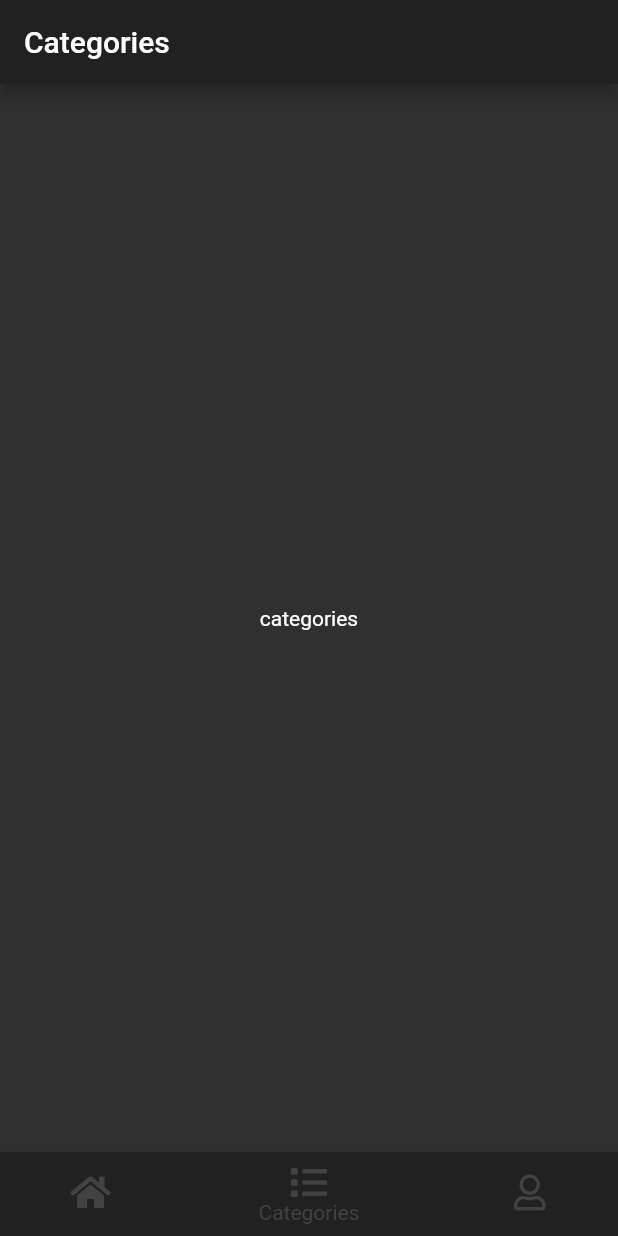
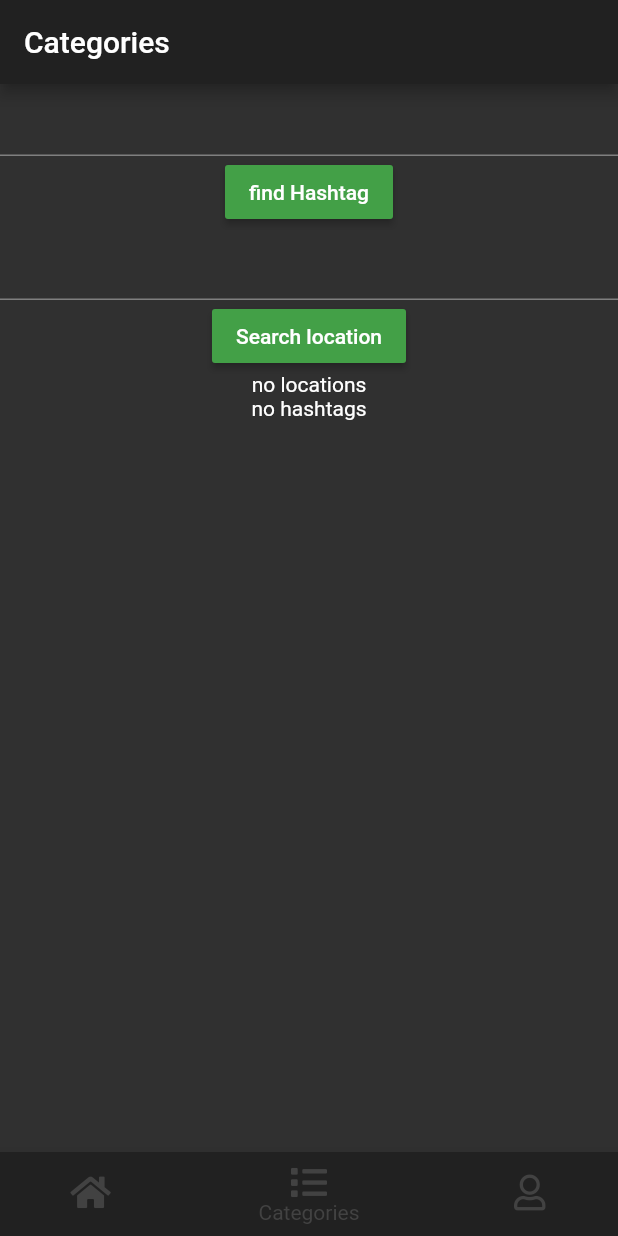
Before and after one commit to josefwilhelm/flutter_showcase, a Flutter app: the screen it shows after launch, item 2 of the bottom bar chosen, on a phone screen of 412 x 824 dp. Run offline on Flutter 3.47's test engine with Material 2 defaults, Android fonts, the phone set to English and light mode, and no system bars; our stand-ins replace font_awesome_flutter, image_picker; missing offline and left inert: firebase_ml_vision; accounts and stored records are empty.

Commit message:
add files from old project

```diff
--- /dev/null
+++ b/lib/models/Insta.dart
@@ -0,0 +1,82 @@
+// To parse this JSON data, do
+//
+//     final insta = instaFromJson(jsonString);
+
+import 'dart:convert';
+
+Insta instaFromJson(String str) {
+  final jsonData = json.decode(str);
+  return Insta.fromJson(jsonData);
+}
+
+String instaToJson(Insta data) {
+  final dyn = data.toJson();
+  return json.encode(dyn);
+}
+
+class Insta {
+  List<HashtagElement> hashtags;
+
+  Insta({
+    this.hashtags,
+  });
+
+  factory Insta.fromJson(Map<String, dynamic> json) => new Insta(
+        hashtags: new List<HashtagElement>.from(
+            json["hashtags"].map((x) => HashtagElement.fromJson(x))),
+      );
+
+  Map<String, dynamic> toJson() => {
+        "hashtags": new List<dynamic>.from(hashtags.map((x) => x.toJson())),
+      };
+}
+
+class HashtagElement {
+  int position;
+  HashtagHashtag hashtag;
+
+  HashtagElement({
+    this.position,
+    this.hashtag,
+  });
+
+  factory HashtagElement.fromJson(Map<String, dynamic> json) =>
+      new HashtagElement(
+        position: json["position"],
+        hashtag: HashtagHashtag.fromJson(json["hashtag"]),
+      );
+
+  Map<String, dynamic> toJson() => {
+        "position": position,
+        "hashtag": hashtag.toJson(),
+      };
+}
+
+class HashtagHashtag {
+  String name;
+  double id;
+  int mediaCount;
+  String searchResultSubtitle;
+
+  HashtagHashtag({
+    this.name,
+    this.id,
+    this.mediaCount,
+    this.searchResultSubtitle,
+  });
+
+  factory HashtagHashtag.fromJson(Map<String, dynamic> json) =>
+      new HashtagHashtag(
+        name: json["name"],
+        id: json["id"].toDouble(),
+        mediaCount: json["media_count"],
+        searchResultSubtitle: json["search_result_subtitle"],
+      );
+
+  Map<String, dynamic> toJson() => {
+        "name": name,
+        "id": id,
+        "media_count": mediaCount,
+        "search_result_subtitle": searchResultSubtitle,
+      };
+}
--- /dev/null
+++ b/lib/models/Predictions.dart
@@ -0,0 +1,73 @@
+// To parse this JSON data, do
+//
+//     final predictions = predictionsFromJson(jsonString);
+
+import 'dart:convert';
+
+Predictions predictionsFromJson(String str) {
+  final jsonData = json.decode(str);
+  return Predictions.fromJson(jsonData);
+}
+
+String predictionsToJson(Predictions data) {
+  final dyn = data.toJson();
+  return json.encode(dyn);
+}
+
+class Predictions {
+  List<Prediction> predictions;
+
+  Predictions({
+    this.predictions,
+  });
+
+  factory Predictions.fromJson(Map<String, dynamic> json) => new Predictions(
+        predictions: new List<Prediction>.from(
+            json["predictions"].map((x) => Prediction.fromJson(x))),
+      );
+
+  Map<String, dynamic> toJson() => {
+        "predictions":
+            new List<dynamic>.from(predictions.map((x) => x.toJson())),
+      };
+}
+
+class Prediction {
+  String description;
+  List<Term> terms;
+
+  Prediction({
+    this.description,
+    this.terms,
+  });
+
+  factory Prediction.fromJson(Map<String, dynamic> json) => new Prediction(
+        description: json["description"],
+        terms: new List<Term>.from(json["terms"].map((x) => Term.fromJson(x))),
+      );
+
+  Map<String, dynamic> toJson() => {
+        "description": description,
+        "terms": new List<dynamic>.from(terms.map((x) => x.toJson())),
+      };
+}
+
+class Term {
+  int offset;
+  String value;
+
+  Term({
+    this.offset,
+    this.value,
+  });
+
+  factory Term.fromJson(Map<String, dynamic> json) => new Term(
+        offset: json["offset"],
+        value: json["value"],
+      );
+
+  Map<String, dynamic> toJson() => {
+        "offset": offset,
+        "value": value,
+      };
+}
--- a/lib/screens/BottomNavigation.dart
+++ b/lib/screens/BottomNavigation.dart
@@ -12,7 +12,7 @@ class _BottomNavigaitonWidgetState extends State<BottomNavigationWidget> {
   int _currentIndex = 0;
   final List<Widget> _widgets = [
     Dashboard(),
-    Categories(),
+    Categories(title: "Categories"),
     Profile(),
   ];
 
--- a/lib/screens/Categories.dart
+++ b/lib/screens/Categories.dart
@@ -1,24 +1,154 @@
 import 'package:flutter/material.dart';
+import 'package:tag_me/models/Insta.dart';
+import 'package:tag_me/models/Predictions.dart';
+
+import 'dart:convert' as convert;
+
+import 'package:http/http.dart' as http;
 
 class Categories extends StatefulWidget {
+  Categories({Key key, this.title}) : super(key: key);
+
+  final String title;
+
   @override
   _CategoriesState createState() => _CategoriesState();
 }
 
 class _CategoriesState extends State<Categories> {
+  String _searchTerm;
+  String _location;
+  Insta insta;
+  Predictions predictions;
+  String apikey = "AIzaSyC-4Y5uHkRX4FbPgp-HcfS7ro4YBXeHV30";
+  var googleUrl =
+      "https://maps.googleapis.com/maps/api/place/autocomplete/json?input=%url&key=AIzaSyC-4Y5uHkRX4FbPgp-HcfS7ro4YBXeHV30";
+
+  void initState() {
+    super.initState();
+  }
+
   @override
   Widget build(BuildContext context) {
+    // This method is rerun every time setState is called, for instance as done
+    // by the _incrementCounter method above.
+    //
+    // The Flutter framework has been optimized to make rerunning build methods
+    // fast, so that you can just rebuild anything that needs updating rather
+    // than having to individually change instances of widgets.
     return Scaffold(
       appBar: AppBar(
-        title: Text("Categories"),
+        // Here we take the value from the MyHomePage object that was created by
+        // the App.build method, and use it to set our appbar title.
+        title: Text(widget.title),
       ),
-      body: Container(
-        child: SafeArea(
-          child: Center(
-            child: Text("categories"),
-          ),
+      body:
+          Column(mainAxisAlignment: MainAxisAlignment.start, children: <Widget>[
+        TextField(
+          onChanged: (text) {
+            _searchTerm = text;
+            _onButtonPressed();
+          },
         ),
-      ),
+        RaisedButton(
+          child: Text("find Hashtag"),
+          onPressed: _onButtonPressed,
+        ),
+        TextField(
+          onChanged: (text) {
+            _location = text;
+          },
+        ),
+        RaisedButton(child: Text("Search location"), onPressed: searchLocation),
+        predictions == null ? Text("no locations") : buildLocationList(),
+        insta == null ? Text("no hashtags") : _buildList(),
+      ]),
+    );
+  }
+
+  String url = 'https://www.instagram.com/web/search/topsearch/?&query=%23';
+
+  void _onButtonPressed() async {
+    final response = await http.get('$url$_searchTerm');
+
+    if (response.statusCode == 200) {
+      var jsonResponse = convert.jsonDecode(response.body);
+      insta = Insta.fromJson(jsonResponse);
+      var items = insta.hashtags.length;
+
+      setState(() {});
+
+      print("Number hashtags: $items.");
+    } else {
+      print("Request failed with status: ${response.statusCode}.");
+    }
+  }
+
+  searchLocation() async {
+    var a = googleUrl.replaceFirst("%url", _location);
+
+    final response = await http.get(a);
+
+    if (response.statusCode == 200) {
+      var jsonResponse = convert.jsonDecode(response.body);
+      predictions = Predictions.fromJson(jsonResponse);
+
+      var items = predictions.predictions.length;
+
+      setState(() {});
+
+      print("Number hashtags: $items.");
+    } else {
+      print("Request failed with status: ${response.statusCode}.");
+    }
+  }
+
+  Widget buildLocationList() {
+    return Container(
+      height: 200,
+      width: double.infinity,
+      child: ListView.builder(
+          padding: EdgeInsets.all(8.0),
+          itemCount: predictions.predictions.length,
+          itemBuilder: (context, index) {
+            var item = predictions.predictions[index];
+            return ListTile(
+              title: Text(item.description.toString()),
+            );
+          }),
+    );
+  }
+
+  Map _selected = Map();
+
+  Widget _buildList() {
+    return Expanded(
+      child: ListView.builder(
+          padding: EdgeInsets.all(8.0),
+          itemCount: insta.hashtags.length - 1,
+          itemBuilder: (context, index) {
+            var item = insta.hashtags[index];
+            var name = item.hashtag.name;
+            var posts = item.hashtag.mediaCount;
+            if (!_selected.containsKey(name)) _selected[name] = false;
+            return ChoiceChip(
+              label: Text(
+                "$name - $posts posts",
+                style: TextStyle(color: Colors.white),
+              ),
+              selectedColor: Colors.amber,
+              disabledColor: Colors.blue,
+              backgroundColor: Colors.blueAccent,
+
+              selected: _selected[name],
+              onSelected: (bool selected) {
+                setState(() {
+                  _selected[item.hashtag.name] = selected;
+                });
+              },
+              // subtitle: Text(item.hashtag.mediaCount.toString())),
+            );
+          }),
     );
   }
 }
--- a/pubspec.yaml
+++ b/pubspec.yaml
@@ -25,6 +25,8 @@ dependencies:
   image_picker: ^0.5.0+3
 
   firebase_ml_vision: ^0.6.0+2
+
+  http: ^0.12.0+1
 
 dev_dependencies:
   flutter_test:
```
Also changed, not shown: lib/screens/Dashboard.dart (+9 -8 lines), lib/components/DefaultButton.dart (line endings or trailing spaces), pubspec.lock.
